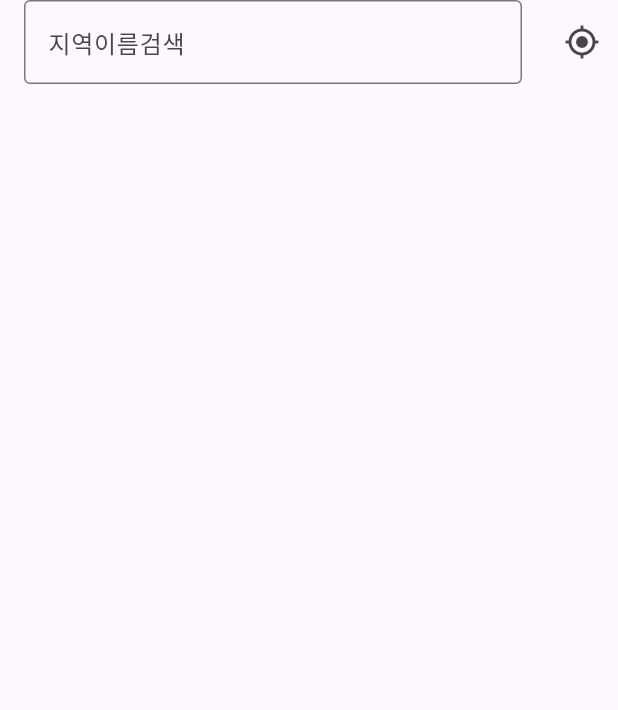
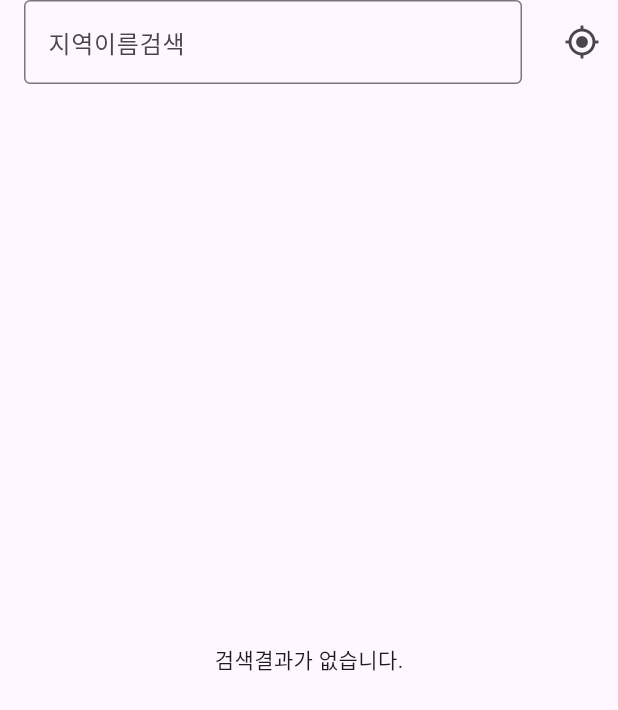
Before and after one commit to Hamiric/Local_Search_App_PersonalProject, a Flutter app: the screen it shows after launch, on a phone screen of 412 x 824 dp. Shown: the top 710 px of the screen. Run offline on Flutter 3.47's test engine with Material 3 defaults, Android fonts, the phone set to English and light mode, and no system bars; our stand-ins replace flutter_riverpod, geolocator; missing offline and left inert: flutter_inappwebview.

Commit message:
Fix : "검색 결과가 없을 경우 Text 출력되도록 수정"
Fixes: #9

```diff
--- a/lib/ui/pages/homepage/homepage.dart
+++ b/lib/ui/pages/homepage/homepage.dart
@@ -66,6 +66,10 @@ class _HomePageState extends ConsumerState<HomePage> {
             padding: const EdgeInsets.all(20),
             child: homeState.loadState
                 ? LoadingBody()
+                : homeState.locations.isEmpty
+                    ? Center(
+                        child: Text('검색결과가 없습니다.'),
+                      )
                     : ListView.separated(
                         itemCount: homeState.locations.length,
                         itemBuilder: (context, index) {
```
Lines whose indentation alone changed are shown as unchanged.
